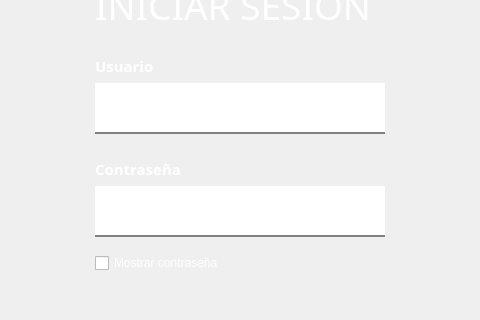
Above: SafeSpace/client/src/view/loginpage.ui from Svndda/CI-0123-PIRS-incomprendidos before the change; both pictures show x 256 to 736 and y 254 to 574 of the 993 by 879 pixel window. Below: the same form after it.
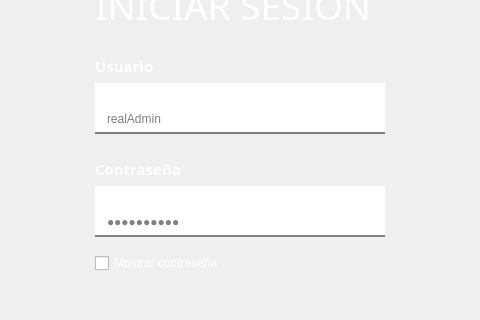
That is the form after the change. Custom widgets are drawn as their Qt base class.

Patch:
```diff
--- a/SafeSpace/client/src/view/loginpage.ui
+++ b/SafeSpace/client/src/view/loginpage.ui
@@ -130,7 +130,7 @@
 }</string>
         </property>
         <property name="text">
-         <string/>
+         <string>realAdmin</string>
         </property>
         <property name="alignment">
          <set>Qt::AlignmentFlag::AlignBottom|Qt::AlignmentFlag::AlignLeading|Qt::AlignmentFlag::AlignLeft</set>
@@ -207,7 +207,7 @@
 }</string>
         </property>
         <property name="text">
-         <string/>
+         <string>M2sv8KxpLq</string>
         </property>
         <property name="frame">
          <bool>true</bool>
```
